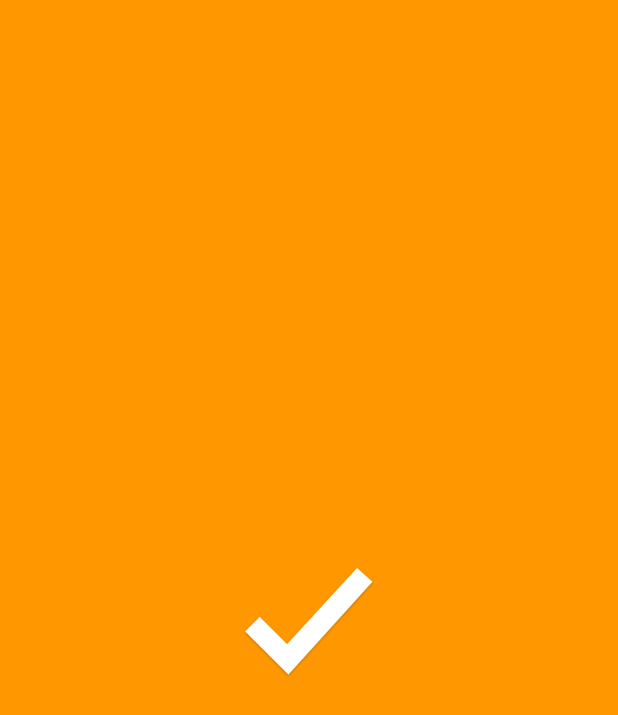
After one commit to diegosoriarios/foodDelivery, a Flutter app: the first screen one second after launch, on a phone screen of 412 x 824 dp. The commit adds this screen. Shown: the top 715 px of the screen. Run offline on Flutter 3.47's test engine with Material 2 defaults, Android fonts, the phone set to English and light mode, and no system bars.

Commit message:
Splashscreen

```diff
--- /dev/null
+++ b/lib/Pages/Splashscreen.dart
@@ -0,0 +1,50 @@
+import 'package:flutter/material.dart';
+import 'package:flutter/services.dart';
+import 'package:food/main.dart';
+
+class Splash extends StatefulWidget {
+  @override
+  _SplashScreenState createState() => _SplashScreenState();
+}
+
+class _SplashScreenState extends State<Splash> {
+
+  /// NEW CODE.
+  @override
+  void initState() {
+    super.initState();
+
+    /// Initialize data, then navigator to Home screen.
+    initData().then((value) {
+      navigateToHomeScreen();
+    });
+  }
+
+  @override
+  Widget build(BuildContext context) {
+    return Container(
+      color: Colors.orange,
+        child: Center(
+          child: Container(
+          width: 150,
+          height: 150,
+          child: Image.asset("assets/tick.png"),
+        ),
+      )
+    );
+  }
+
+  /// NEW CODE.
+  /// We can do long run task here.
+  /// In this example, we just simply delay 3 seconds, nothing complicated.
+  Future initData() async {
+    await Future.delayed(Duration(seconds: 3));
+  }
+
+  /// NEW CODE.
+  /// Navigate to Home screen.
+  void navigateToHomeScreen() {
+    /// Push home screen and replace (close/exit) splash screen.
+    Navigator.pushNamed(context, 'open');
+  }
+}
--- a/lib/data.dart
+++ b/lib/data.dart
@@ -32,4 +32,4 @@ List<Restaurante> favoritos = [];
 
 User usuario = User("Diego Soria Rios", 'diegosoriarios@gmail.com', "54 991907331", "Rua Fagundes dos Reis 220", "99010070", "", "123456", "restaurante");
 
-bool userIsLogged = true;
+bool userIsLogged = !true;
```
Also changed, not shown: lib/main.dart (+10 -1 lines).
